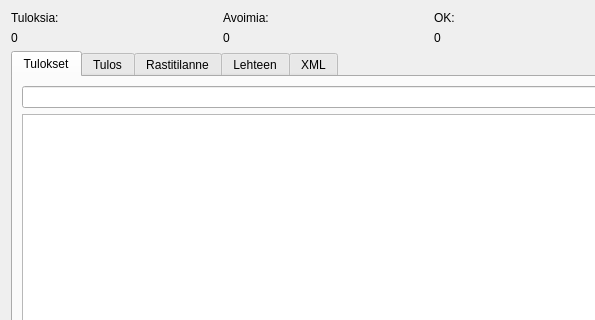
Hatell/Tulospalvelu, file gui/form/tuloksetform.ui: the form before one commit; both pictures show x 0 to 595 and y 0 to 320 of the 862 by 618 pixel window.
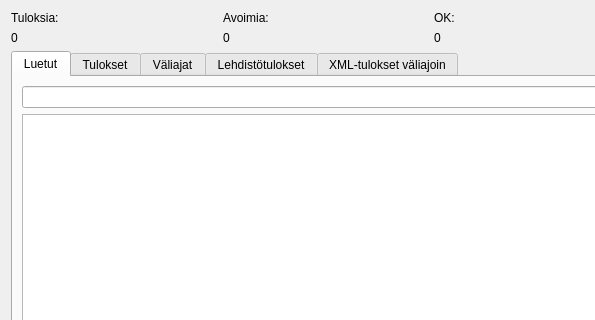
The form after the commit.

Commit message: TuloksetForm: Päivitetty tabien otsikot. MainWindow: Päivitetty actionien nimiä.

Patch:
```diff
--- a/gui/form/tuloksetform.ui
+++ b/gui/form/tuloksetform.ui
@@ -81,7 +81,7 @@
      </property>
      <widget class="QWidget" name="tab_4">
       <attribute name="title">
-       <string>Tulokset</string>
+       <string>Luetut</string>
       </attribute>
       <layout class="QVBoxLayout" name="verticalLayout_4">
        <item>
@@ -148,7 +148,7 @@
      </widget>
      <widget class="QWidget" name="tab">
       <attribute name="title">
-       <string>Tulos</string>
+       <string>Tulokset</string>
       </attribute>
       <layout class="QVBoxLayout" name="verticalLayout_3">
        <item>
@@ -164,7 +164,7 @@
      </widget>
      <widget class="QWidget" name="tab_2">
       <attribute name="title">
-       <string>Rastitilanne</string>
+       <string>Väliajat</string>
       </attribute>
       <layout class="QVBoxLayout" name="verticalLayout_2">
        <item>
@@ -180,7 +180,7 @@
      </widget>
      <widget class="QWidget" name="tab_3">
       <attribute name="title">
-       <string>Lehteen</string>
+       <string>Lehdistötulokset</string>
       </attribute>
       <layout class="QVBoxLayout" name="verticalLayout_5">
        <item>
@@ -190,7 +190,7 @@
      </widget>
      <widget class="QWidget" name="tab_5">
       <attribute name="title">
-       <string>XML</string>
+       <string>XML-tulokset väliajoin</string>
       </attribute>
       <layout class="QVBoxLayout" name="verticalLayout_6">
        <item>
```
The commit also changes 1 other file.
